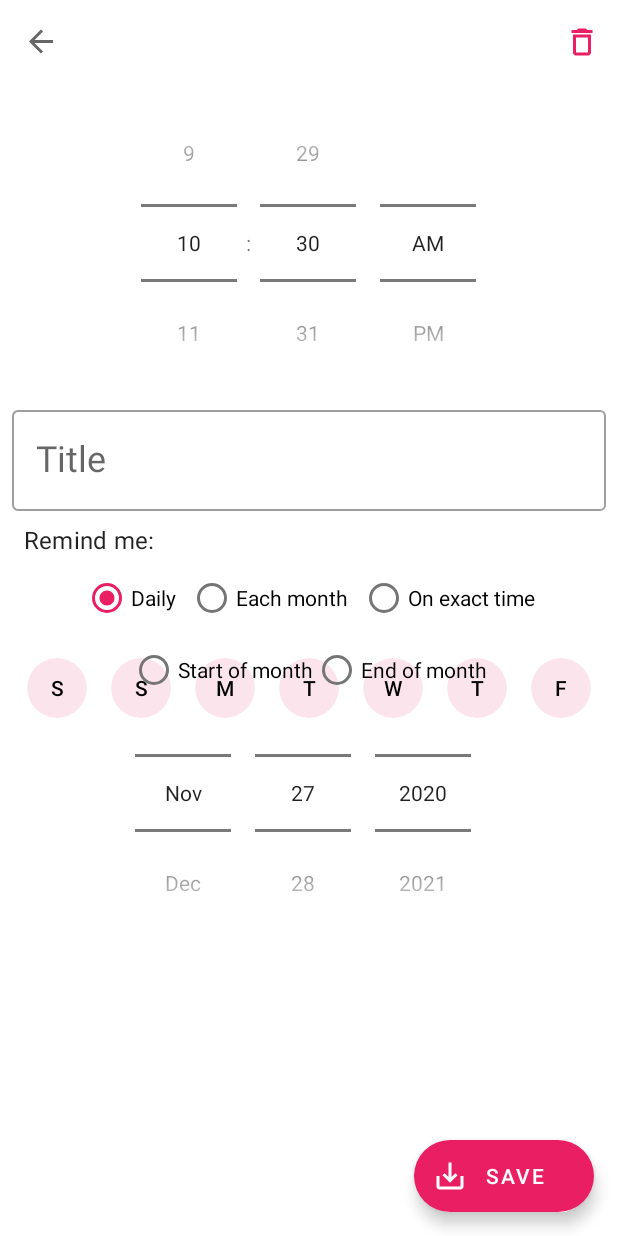
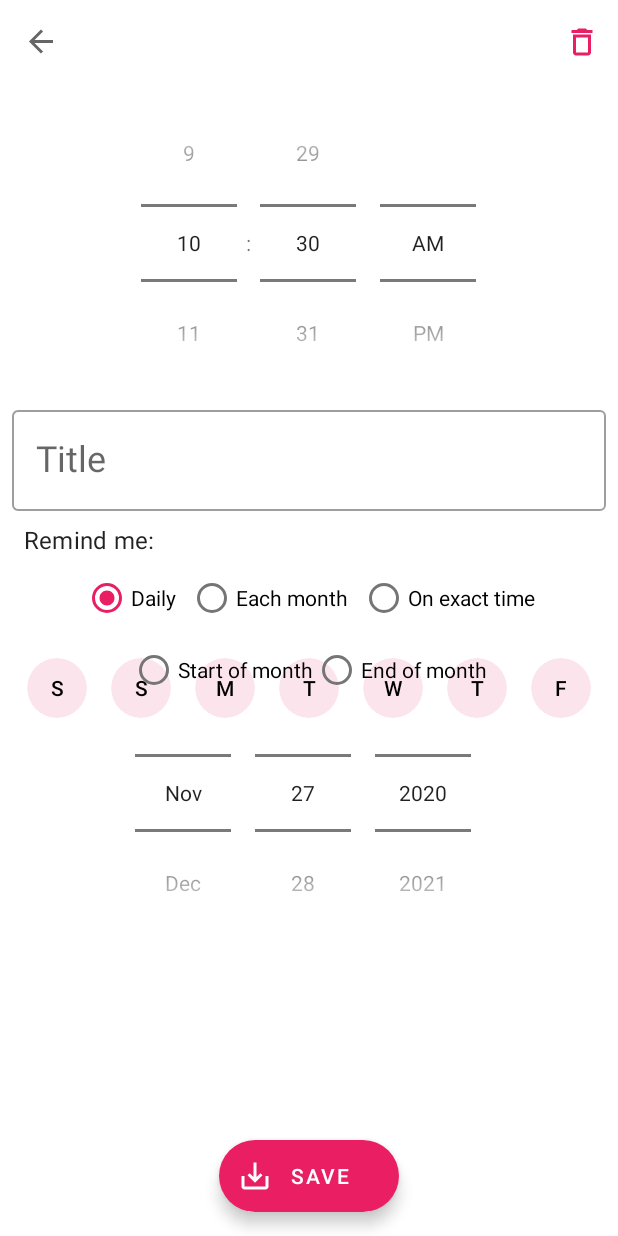
Before and after one commit to iahrari/AndroidSimpleReminder, an Android app: the screen it shows after launch (MainActivity), after a tap on "ADD", on a phone screen of 412 x 824 dp. Run offline under Robolectric (Android 15) with nearby library versions, the phone set to English and light mode, and no system bars; our stand-ins replace Dagger/Hilt's generated code, Room's generated code, data binding, navigation-ui; libraries missing offline, so code that uses them is left out: androidx.hilt.lifecycle; 3 statements that could not run were skipped.

Commit message:
Moved floating action button to center

```diff
--- a/app/src/main/res/layout/activity_main.xml
+++ b/app/src/main/res/layout/activity_main.xml
@@ -54,7 +54,7 @@
             app:iconTint="#fff"
             app:icon="@drawable/ic_reminder"
             app:layout_anchor="@id/nav_host_fragment"
-            app:layout_anchorGravity="bottom|end"
+            app:layout_anchorGravity="bottom|center"
             app:layout_behavior="com.google.android.material.behavior.HideBottomViewOnScrollBehavior" />
     </androidx.coordinatorlayout.widget.CoordinatorLayout>
 </layout>
```
